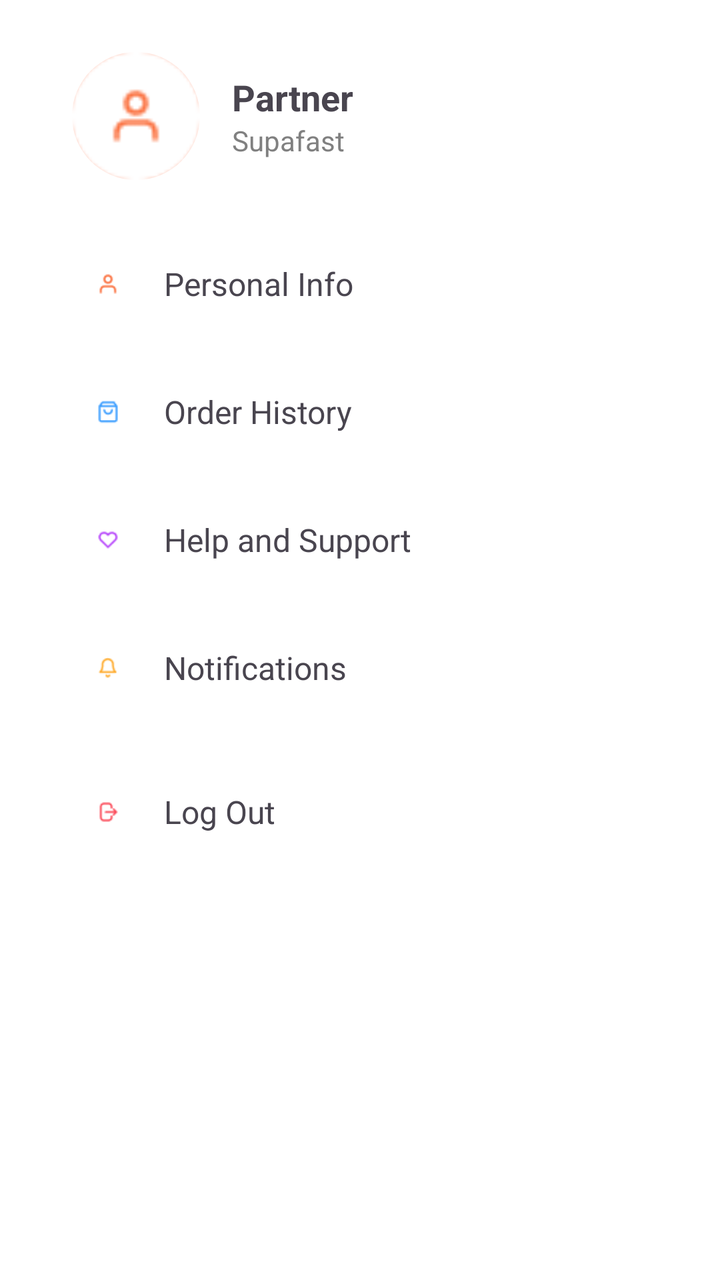
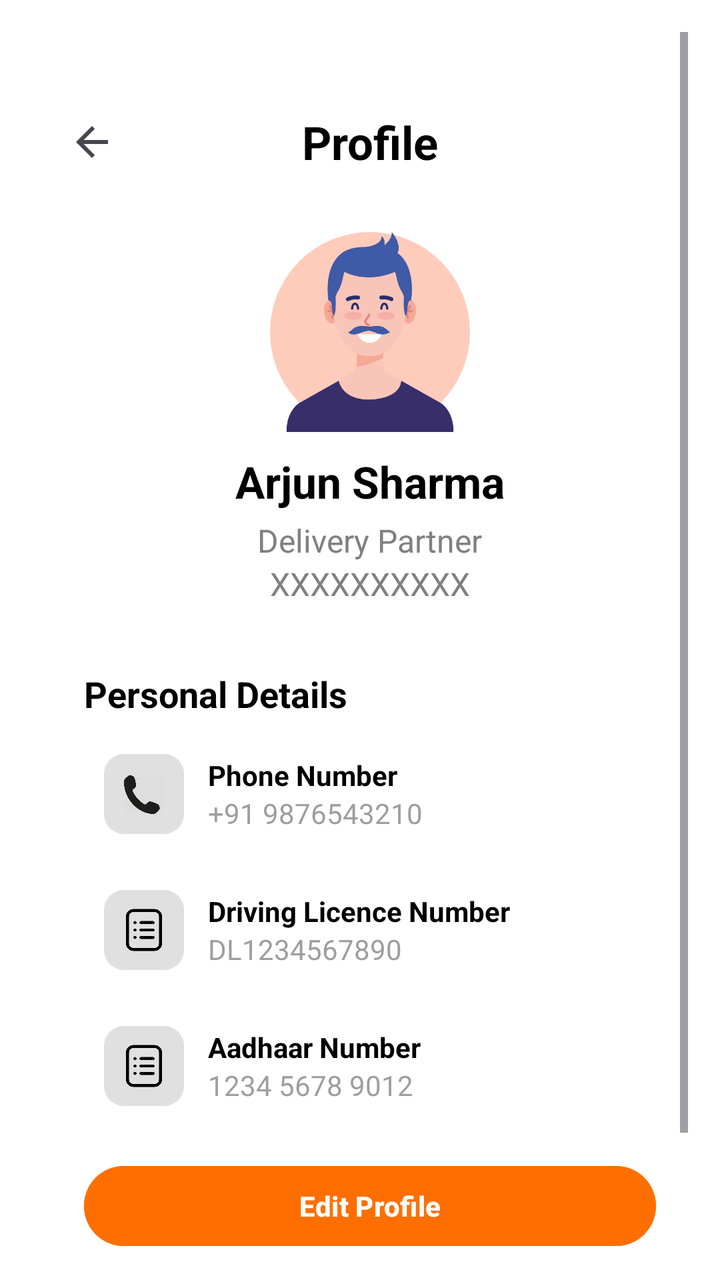

Compare the two renders of this Android layout. The source of the first and the diff that turns it into the second are given below.
<!-- AndroidManifest.xml: application theme Theme.B2CDeliveryApp -->
<!-- res/layout/fragment_profile.xml -->
<?xml version="1.0" encoding="utf-8"?>
<ScrollView xmlns:android="http://schemas.android.com/apk/res/android"
    android:layout_width="match_parent"
    android:layout_height="match_parent"
    android:background="@color/white"
    android:padding="16dp">

    <LinearLayout
        android:layout_width="match_parent"
        android:layout_height="wrap_content"
        android:paddingStart="10dp"
        android:paddingTop="10dp"
        android:orientation="vertical">

        
        <LinearLayout
            android:layout_width="match_parent"
            android:layout_height="wrap_content"
            android:orientation="horizontal"
            android:gravity="center_vertical"

            android:paddingBottom="24dp">

            <ImageView
                android:layout_marginLeft="10dp"
                android:id="@+id/profileImage"
                android:layout_width="64dp"
                android:layout_height="64dp"
                android:scaleType="centerCrop"
                android:src="@drawable/ic_person"
                android:background="@drawable/circle_background"
                android:backgroundTint="#FFCCBC" />


            <LinearLayout
                android:layout_width="wrap_content"
                android:layout_height="wrap_content"
                android:orientation="vertical"
                android:layout_marginStart="16dp">

                <TextView
                    android:id="@+id/tvPartnerName"
                    android:layout_width="wrap_content"
                    android:layout_height="wrap_content"
                    android:text="Partner"
                    android:textSize="18sp"
                    android:textStyle="bold" />

                <TextView
                    android:id="@+id/tvSubtitle"
                    android:layout_width="wrap_content"
                    android:layout_height="wrap_content"
                    android:text="Supafast"
                    android:textSize="14sp"
                    android:textColor="#808080" />
            </LinearLayout>
        </LinearLayout>

        
        <LinearLayout
            android:layout_width="match_parent"
            android:layout_height="wrap_content"
            android:orientation="vertical">

            
            <LinearLayout
                android:id="@+id/llPersonalInfo"
                android:layout_width="match_parent"
                android:layout_height="wrap_content"
                android:orientation="horizontal"
                android:gravity="center_vertical"
                android:padding="16dp"
                android:background="@drawable/option_button_background">

                <ImageView
                    android:layout_width="24dp"
                    android:layout_height="24dp"
                    android:src="@drawable/ic_person"
                    android:layout_marginEnd="16dp" />

                <TextView
                    android:layout_width="wrap_content"
                    android:layout_height="wrap_content"
                    android:text="Personal Info"
                    android:textSize="16sp" />
            </LinearLayout>

            

            
            <LinearLayout
                android:id="@+id/llOrderHistory"
                android:layout_width="match_parent"
                android:layout_height="wrap_content"
                android:orientation="horizontal"
                android:gravity="center_vertical"
                android:padding="16dp"
                android:background="@drawable/option_button_background"
                android:layout_marginTop="8dp">

                <ImageView
                    android:layout_width="24dp"
                    android:layout_height="24dp"
                    android:src="@drawable/ic_history"
                    android:layout_marginEnd="16dp" />

                <TextView
                    android:layout_width="wrap_content"
                    android:layout_height="wrap_content"
                    android:text="Order History"
                    android:textSize="16sp" />
            </LinearLayout>

            
            <LinearLayout
                android:id="@+id/llHelpSupport"
                android:layout_width="match_parent"
                android:layout_height="wrap_content"
                android:orientation="horizontal"
                android:gravity="center_vertical"
                android:padding="16dp"
                android:background="@drawable/option_button_background"
                android:layout_marginTop="8dp">

                <ImageView
                    android:layout_width="24dp"
                    android:layout_height="24dp"
                    android:src="@drawable/ic_help"
                    android:layout_marginEnd="16dp" />

                <TextView
                    android:layout_width="wrap_content"
                    android:layout_height="wrap_content"
                    android:text="Help and Support"
                    android:textSize="16sp" />
            </LinearLayout>

            
            <LinearLayout
                android:id="@+id/llNotifications"
                android:layout_width="match_parent"
                android:layout_height="wrap_content"
                android:orientation="horizontal"
                android:gravity="center_vertical"
                android:padding="16dp"
                android:background="@drawable/option_button_background"
                android:layout_marginTop="8dp">

                <ImageView
                    android:layout_width="24dp"
                    android:layout_height="24dp"
                    android:src="@drawable/ic_notifications"
                    android:layout_marginEnd="16dp" />

                <TextView
                    android:layout_width="wrap_content"
                    android:layout_height="wrap_content"
                    android:text="Notifications"
                    android:textSize="16sp" />
            </LinearLayout>

            
            <LinearLayout
                android:id="@+id/llLogout"
                android:layout_width="match_parent"
                android:layout_height="wrap_content"
                android:orientation="horizontal"
                android:gravity="center_vertical"
                android:padding="16dp"
                android:background="@drawable/option_button_background"
                android:layout_marginTop="16dp">

                <ImageView
                    android:layout_width="24dp"
                    android:layout_height="24dp"
                    android:src="@drawable/ic_logout"
                    android:layout_marginEnd="16dp" />

                <TextView
                    android:layout_width="wrap_content"
                    android:layout_height="wrap_content"
                    android:text="Log Out"
                    android:textSize="16sp" />
            </LinearLayout>

        </LinearLayout>
    </LinearLayout>
</ScrollView>
<!-- resources referenced by this layout -->
<resources>
  <color name="white">#FFFFFFFF</color>
  <!-- drawable circle_background (drawable) -->
  <shape xmlns:android="http://schemas.android.com/apk/res/android">
      <solid android:color="#FFCCBC" />
      <corners android:radius="50dp" />
  </shape>
  <!-- drawable ic_help: png bitmap (drawable, 854 bytes) -->
  <!-- drawable ic_history: png bitmap (drawable, 799 bytes) -->
  <!-- drawable ic_logout: png bitmap (drawable, 848 bytes) -->
  <!-- drawable ic_notifications: png bitmap (drawable, 825 bytes) -->
  <!-- drawable ic_person: png bitmap (drawable, 801 bytes) -->
  <!-- drawable option_button_background (drawable) -->
  <selector xmlns:android="http://schemas.android.com/apk/res/android">
      <item android:drawable="@color/white" android:state_pressed="false" />
      <item android:drawable="@color/white" android:state_pressed="true" />
  </selector>
  <style name="Theme.B2CDeliveryApp" parent="Base.Theme.B2CDeliveryApp">
          <item name="android:windowTranslucentStatus">true</item>
          <item name="android:statusBarColor">@android:color/transparent</item>
      </style>
  <style name="Base.Theme.B2CDeliveryApp" parent="Theme.Material3.Light.NoActionBar">
          
          
      </style>
</resources>

<!-- the commit's change to res/layout/fragment_profile.xml (unified diff, before → after) -->
@@ -1,59 +1,89 @@
-<?xml version="1.0" encoding="utf-8"?>
 <ScrollView xmlns:android="http://schemas.android.com/apk/res/android"
     android:layout_width="match_parent"
     android:layout_height="match_parent"
     android:background="@color/white"
     android:padding="16dp">
 
+    
     <LinearLayout
         android:layout_width="match_parent"
         android:layout_height="wrap_content"
+        android:orientation="vertical"
         android:paddingStart="10dp"
-        android:paddingTop="10dp"
-        android:orientation="vertical">
+        android:paddingTop="10dp">
+
+        
+        <FrameLayout
+            android:layout_width="match_parent"
+            android:layout_height="wrap_content"
+            android:paddingVertical="25dp"
+            android:background="@color/white">
+
+            
+            <ImageView
+                android:id="@+id/aadharBackButton"
+                android:layout_width="wrap_content"
+                android:layout_height="wrap_content"
+                android:padding="8dp"
+                android:scaleType="center"
+                android:src="@drawable/baseline_arrow_back_black"
+                android:layout_gravity="start|center_vertical"
+                />
+
+            
+            <TextView
+                android:id="@+id/titleText"
+                android:layout_width="wrap_content"
+                android:layout_height="wrap_content"
+                android:layout_gravity="center"
+                android:text="Profile"
+                android:textColor="@android:color/black"
+                android:textSize="23sp"
+                android:textStyle="bold" />
+        </FrameLayout>
 
         
         <LinearLayout
             android:layout_width="match_parent"
             android:layout_height="wrap_content"
-            android:orientation="horizontal"
-            android:gravity="center_vertical"
-
+            android:orientation="vertical"
+            android:gravity="center_horizontal"
             android:paddingBottom="24dp">
 
             <ImageView
-                android:layout_marginLeft="10dp"
                 android:id="@+id/profileImage"
-                android:layout_width="64dp"
-                android:layout_height="64dp"
+                android:layout_width="100dp"
+                android:layout_height="100dp"
                 android:scaleType="centerCrop"
-                android:src="@drawable/ic_person"
+                android:src="@drawable/profile_image"
                 android:background="@drawable/circle_background"
-                android:backgroundTint="#FFCCBC" />
-
-
-            <LinearLayout
-                android:layout_width="wrap_content"
-                android:layout_height="wrap_content"
-                android:orientation="vertical"
-                android:layout_marginStart="16dp">
-
-                <TextView
-                    android:id="@+id/tvPartnerName"
-                    android:layout_width="wrap_content"
-                    android:layout_height="wrap_content"
-                    android:text="Partner"
-                    android:textSize="18sp"
-                    android:textStyle="bold" />
-
-                <TextView
-                    android:id="@+id/tvSubtitle"
-                    android:layout_width="wrap_content"
-                    android:layout_height="wrap_content"
-                    android:text="Supafast"
-                    android:textSize="14sp"
-                    android:textColor="#808080" />
-            </LinearLayout>
+                android:backgroundTint="#FFCCBC"
+                android:layout_marginBottom="10dp"/>
+
+            <TextView
+                android:id="@+id/tvPartnerName"
+                android:layout_width="wrap_content"
+                android:layout_height="wrap_content"
+                android:text="Arjun Sharma"
+                android:textSize="22sp"
+                android:textStyle="bold"
+                android:textColor="#000000"
+                android:layout_marginBottom="4dp"/>
+
+            <TextView
+                android:id="@+id/tvSubtitle"
+                android:layout_width="wrap_content"
+                android:layout_height="wrap_content"
+                android:text="Delivery Partner"
+                android:textSize="16sp"
+                android:textColor="#808080"/>
+            <TextView
+            android:id="@+id/tvPartnerId"
+            android:layout_width="wrap_content"
+            android:layout_height="wrap_content"
+            android:text="XXXXXXXXXX"
+            android:textSize="16sp"
+            android:textColor="#808080"/>
         </LinearLayout>
 
         
@@ -63,126 +93,171 @@
             android:orientation="vertical">
 
             
+            
+            <TextView
+                android:id="@+id/tvPersonalDetails"
+                android:layout_width="wrap_content"
+                android:layout_height="wrap_content"
+                android:text="Personal Details"
+                android:textSize="18sp"
+                android:textStyle="bold"
+                android:textColor="#000000"
+                android:layout_marginStart="16dp"
+                android:layout_marginTop="8dp"
+                android:layout_marginBottom="8dp" />
+
+            
             <LinearLayout
-                android:id="@+id/llPersonalInfo"
                 android:layout_width="match_parent"
                 android:layout_height="wrap_content"
                 android:orientation="horizontal"
                 android:gravity="center_vertical"
-                android:padding="16dp"
+                android:padding="10dp"
+                android:layout_marginHorizontal="16dp"
                 android:background="@drawable/option_button_background">
 
                 <ImageView
-                    android:layout_width="24dp"
-                    android:layout_height="24dp"
-                    android:src="@drawable/ic_person"
-                    android:layout_marginEnd="16dp" />
-
-                <TextView
+                    android:layout_width="40dp"
+                    android:layout_height="40dp"
+                    android:src="@drawable/nphone"
+                    android:layout_marginEnd="12dp"
+                    android:padding="10dp"
+                    android:background="@drawable/bordericon" />
+
+
+                <LinearLayout
                     android:layout_width="wrap_content"
                     android:layout_height="wrap_content"
-                    android:text="Personal Info"
-                    android:textSize="16sp" />
+                    android:orientation="vertical">
+
+                    <TextView
+                        android:layout_width="wrap_content"
+                        android:layout_height="wrap_content"
+                        android:text="Phone Number"
+                        android:textSize="14sp"
+                        android:textStyle="bold"
+                        android:textColor="#000000" />
+
+                    <TextView
+                        android:id="@+id/tvPhoneValue"
+                        android:layout_width="wrap_content"
+                        android:layout_height="wrap_content"
+                        android:text="+91 9876543210"
+                        android:textSize="14sp"
+                        android:textColor="#9E9E9E" />
+                </LinearLayout>
             </LinearLayout>
 
             
-
-            
             <LinearLayout
-                android:id="@+id/llOrderHistory"
                 android:layout_width="match_parent"
                 android:layout_height="wrap_content"
                 android:orientation="horizontal"
                 android:gravity="center_vertical"
-                android:padding="16dp"
-                android:background="@drawable/option_button_background"
-                android:layout_marginTop="8dp">
+                android:padding="10dp"
+                android:layout_marginHorizontal="16dp"
+                android:layout_marginTop="8dp"
+                android:background="@drawable/option_button_background">
 
                 <ImageView
-                    android:layout_width="24dp"
-                    android:layout_height="24dp"
-                    android:src="@drawable/ic_history"
-                    android:layout_marginEnd="16dp" />
-
-                <TextView
+                    android:layout_width="40dp"
+                    android:layout_height="40dp"
+                    android:src="@drawable/history"
+                    android:layout_marginEnd="12dp"
+                    android:padding="8dp"
+                    android:background="@drawable/bordericon" />
+
+                <LinearLayout
                     android:layout_width="wrap_content"
                     android:layout_height="wrap_content"
-                    android:text="Order History"
-                    android:textSize="16sp" />
+                    android:orientation="vertical">
+
+                    <TextView
+                        android:layout_width="wrap_content"
+                        android:layout_height="wrap_content"
+                        android:text="Driving Licence Number"
+                        android:textSize="14sp"
+                        android:textStyle="bold"
+                        android:textColor="#000000" />
+
+                    <TextView
+                        android:id="@+id/tvDlValue"
+                        android:layout_width="wrap_content"
+                        android:layout_height="wrap_content"
+                        android:text="DL1234567890"
+                        android:textSize="14sp"
+                        android:textColor="#9E9E9E" />
+                </LinearLayout>
             </LinearLayout>
 
             
             <LinearLayout
-                android:id="@+id/llHelpSupport"
                 android:layout_width="match_parent"
                 android:layout_height="wrap_content"
                 android:orientation="horizontal"
                 android:gravity="center_vertical"
-                android:padding="16dp"
-                android:background="@drawable/option_button_background"
-                android:layout_marginTop="8dp">
+                android:padding="10dp"
+                android:layout_marginHorizontal="16dp"
+                android:layout_marginTop="8dp"
+                android:background="@drawable/option_button_background">
 
                 <ImageView
-                    android:layout_width="24dp"
-                    android:layout_height="24dp"
-                    android:src="@drawable/ic_help"
-                    android:layout_marginEnd="16dp" />
-
-                <TextView
+                    android:layout_width="40dp"
+                    android:layout_height="40dp"
+                    android:src="@drawable/history"
+                    android:layout_marginEnd="12dp"
+                    android:padding="8dp"
+                    android:background="@drawable/bordericon" />
+
+                <LinearLayout
                     android:layout_width="wrap_content"
                     android:layout_height="wrap_content"
-                    android:text="Help and Support"
-                    android:textSize="16sp" />
+                    android:orientation="vertical">
+
+                    <TextView
+                        android:layout_width="wrap_content"
+                        android:layout_height="wrap_content"
+                        android:text="Aadhaar Number"
+                        android:textSize="14sp"
+                        android:textStyle="bold"
+                        android:textColor="#000000" />
+
+                    <TextView
+                        android:id="@+id/tvAadhaarValue"
+                        android:layout_width="wrap_content"
+                        android:layout_height="wrap_content"
+                        android:text="1234 5678 9012"
+                        android:textSize="14sp"
+                        android:textColor="#9E9E9E" />
+                </LinearLayout>
             </LinearLayout>
 
             
-            <LinearLayout
-                android:id="@+id/llNotifications"
-                android:layout_width="match_parent"
-                android:layout_height="wrap_content"
-                android:orientation="horizontal"
-                android:gravity="center_vertical"
-                android:padding="16dp"
-                android:background="@drawable/option_button_background"
-                android:layout_marginTop="8dp">
-
-                <ImageView
-                    android:layout_width="24dp"
-                    android:layout_height="24dp"
-                    android:src="@drawable/ic_notifications"
-                    android:layout_marginEnd="16dp" />
-
-                <TextView
-                    android:layout_width="wrap_content"
-                    android:layout_height="wrap_content"
-                    android:text="Notifications"
-                    android:textSize="16sp" />
-            </LinearLayout>
-
-            
-            <LinearLayout
-                android:id="@+id/llLogout"
-                android:layout_width="match_parent"
-                android:layout_height="wrap_content"
-                android:orientation="horizontal"
-                android:gravity="center_vertical"
-                android:padding="16dp"
-                android:background="@drawable/option_button_background"
-                android:layout_marginTop="16dp">
-
-                <ImageView
-                    android:layout_width="24dp"
-                    android:layout_height="24dp"
-                    android:src="@drawable/ic_logout"
-                    android:layout_marginEnd="16dp" />
-
-                <TextView
-                    android:layout_width="wrap_content"
-                    android:layout_height="wrap_content"
-                    android:text="Log Out"
-                    android:textSize="16sp" />
-            </LinearLayout>
-
+            <Button
+                android:id="@+id/btnEditProfile"
+                android:layout_width="match_parent"
+                android:layout_height="wrap_content"
+                android:text="Edit Profile"
+                android:textStyle="bold"
+                android:textColor="@android:color/white"
+                android:layout_margin="16dp"
+                android:backgroundTint="#FF6F00" />
+
+            
+            <Button
+                android:id="@+id/btnUploadDocuments"
+                android:layout_width="match_parent"
+                android:layout_height="wrap_content"
+                android:text="Upload Documents"
+                android:textStyle="bold"
+                android:textColor="#000000"
+                android:layout_marginHorizontal="16dp"
+                android:layout_marginBottom="16dp"
+                android:backgroundTint="#F5F5F5" />
+
+
+            
         </LinearLayout>
-    </LinearLayout>
+
+    </LinearLayout> 
 </ScrollView>
<!-- resource entries referenced after the edit -->
@@ -1,21 +1,38 @@
 <!-- resources referenced by this layout -->
 <resources>
   <color name="white">#FFFFFFFF</color>
+  <!-- drawable baseline_arrow_back_black (drawable) -->
+  <vector xmlns:android="http://schemas.android.com/apk/res/android"
+      android:autoMirrored="true"
+      android:height="24dp"
+      android:viewportHeight="24"
+      android:viewportWidth="24"
+      android:width="24dp">
+  
+      <path
+          android:fillColor="?attr/colorControlNormal"
+          android:pathData="M20,11H7.83l5.59,-5.59L12,4l-8,8 8,8 1.41,-1.41L7.83,13H20v-2z" />
+  </vector>
+  <!-- drawable bordericon (drawable) -->
+  <?xml version="1.0" encoding="utf-8"?>
+  <shape xmlns:android="http://schemas.android.com/apk/res/android"
+      android:shape="rectangle">
+      <solid android:color="#E0E0E0"/> 
+      <corners android:radius="10dp"/>  
+  </shape>
   <!-- drawable circle_background (drawable) -->
   <shape xmlns:android="http://schemas.android.com/apk/res/android">
       <solid android:color="#FFCCBC" />
       <corners android:radius="50dp" />
   </shape>
-  <!-- drawable ic_help: png bitmap (drawable, 854 bytes) -->
-  <!-- drawable ic_history: png bitmap (drawable, 799 bytes) -->
-  <!-- drawable ic_logout: png bitmap (drawable, 848 bytes) -->
-  <!-- drawable ic_notifications: png bitmap (drawable, 825 bytes) -->
-  <!-- drawable ic_person: png bitmap (drawable, 801 bytes) -->
+  <!-- drawable history: png bitmap (drawable, 8834 bytes) -->
+  <!-- drawable nphone: png bitmap (drawable, 23601 bytes) -->
   <!-- drawable option_button_background (drawable) -->
   <selector xmlns:android="http://schemas.android.com/apk/res/android">
       <item android:drawable="@color/white" android:state_pressed="false" />
       <item android:drawable="@color/white" android:state_pressed="true" />
   </selector>
+  <!-- drawable profile_image: png bitmap (drawable, 25290 bytes) -->
   <style name="Theme.B2CDeliveryApp" parent="Base.Theme.B2CDeliveryApp">
           <item name="android:windowTranslucentStatus">true</item>
           <item name="android:statusBarColor">@android:color/transparent</item>
